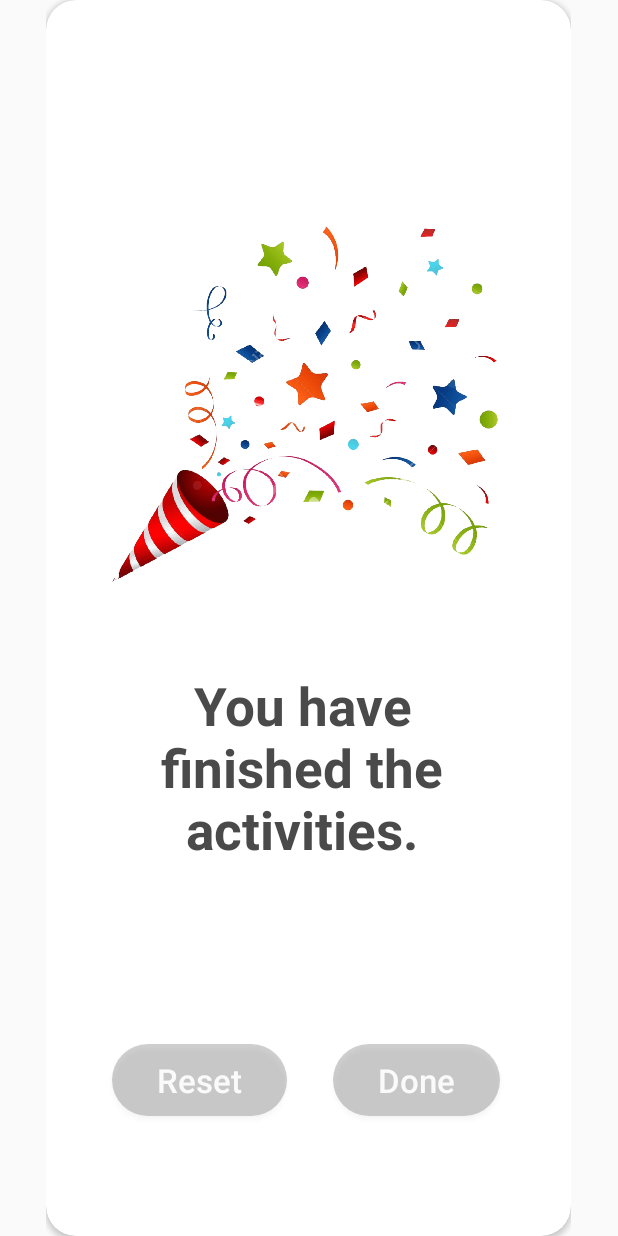
After one commit to nazmus-ashrafi/Multi-timer-2-master, an Android app: the layout custom_dialog_finish.xml on its own in the app's theme, with its tools: preview values and no code run, on a phone screen of 412 x 824 dp. The commit adds this screen. Run offline under Robolectric (Android 15) with nearby library versions, the phone set to English and light mode, and no system bars.

Commit message:
update 3

```diff
--- a/app/build.gradle
+++ b/app/build.gradle
@@ -50,5 +50,10 @@ dependencies {
     //MPAndroidChart
     implementation 'com.github.PhilJay:MPAndroidChart:v3.1.0'
 
+    //Material design
+//    implementation 'com.google.android.material:material:1.2.0'
+
+//    implementation 'com.google.android.material:material:<version>'
+
 
 }
--- a/app/src/main/AndroidManifest.xml
+++ b/app/src/main/AndroidManifest.xml
@@ -9,7 +9,7 @@
         android:roundIcon="@mipmap/ic_launcher_round"
         android:supportsRtl="true"
         android:theme="@style/AppTheme">
-        <activity android:name=".RunPageActivity"></activity>
+        <activity android:name=".RunPageActivity" />
         <activity android:name=".BuildScreenActivity" />
         <activity android:name=".LoggedInTotalDashboardActivity" />
         <activity android:name=".RegistrationActivity" />
--- /dev/null
+++ b/app/src/main/res/layout/custom_dialog_finish.xml
@@ -0,0 +1,102 @@
+<?xml version="1.0" encoding="utf-8"?>
+<androidx.constraintlayout.widget.ConstraintLayout xmlns:android="http://schemas.android.com/apk/res/android"
+    xmlns:tools="http://schemas.android.com/tools"
+    android:layout_width="350dp"
+    android:layout_height="match_parent"
+    xmlns:app="http://schemas.android.com/apk/res-auto"
+    android:layout_gravity="center">
+
+    <androidx.cardview.widget.CardView
+        android:layout_width="match_parent"
+        android:layout_height="match_parent"
+        app:cardCornerRadius="20dp">
+
+        <androidx.constraintlayout.widget.ConstraintLayout
+            android:layout_width="match_parent"
+            android:layout_height="match_parent">
+
+
+            <TextView
+                android:id="@+id/textView3"
+                android:layout_width="277dp"
+                android:layout_height="142dp"
+                android:layout_marginBottom="16dp"
+                android:gravity="center"
+
+                android:text="You have finished the activities."
+                android:textColor="#4A4A4A"
+                android:textSize="35dp"
+                android:textStyle="bold"
+                app:layout_constraintBottom_toBottomOf="@+id/imageView2"
+                app:layout_constraintEnd_toEndOf="parent"
+                app:layout_constraintHorizontal_bias="0.438"
+                app:layout_constraintStart_toStartOf="parent"
+                app:layout_constraintTop_toBottomOf="@+id/imageView2"
+                app:layout_constraintVertical_bias="0.43" />
+
+            <ImageView
+                android:id="@+id/imageView2"
+                android:layout_width="0dp"
+                android:layout_height="508dp"
+                android:layout_marginStart="32dp"
+                android:layout_marginTop="16dp"
+                android:layout_marginEnd="2dp"
+                android:layout_marginBottom="327dp"
+                app:layout_constraintBottom_toBottomOf="parent"
+                app:layout_constraintEnd_toEndOf="parent"
+                app:layout_constraintHorizontal_bias="0.0"
+                app:layout_constraintStart_toStartOf="parent"
+                app:layout_constraintTop_toTopOf="parent"
+                app:layout_constraintVertical_bias="0.483"
+                app:srcCompat="@drawable/confetti" />
+
+            <Button
+                android:id="@+id/btReset"
+                android:layout_width="wrap_content"
+                android:layout_height="wrap_content"
+
+                android:layout_marginStart="44dp"
+                android:layout_marginEnd="32dp"
+                android:layout_marginBottom="80dp"
+
+                android:background="@drawable/bt_ui_readmore"
+                android:paddingLeft="30dp"
+                android:paddingRight="30dp"
+                android:text="Reset"
+                android:textAllCaps="false"
+                android:textColor="@color/colorBackground"
+                android:textSize="22sp"
+                app:layout_constraintBottom_toBottomOf="parent"
+                app:layout_constraintEnd_toStartOf="@+id/btSkip"
+                app:layout_constraintStart_toStartOf="parent"
+                app:layout_constraintTop_toBottomOf="@+id/textView3"
+                app:layout_constraintVertical_bias="1.0" />
+
+            <Button
+                android:id="@+id/btDone"
+                android:layout_width="wrap_content"
+                android:layout_height="wrap_content"
+
+                android:layout_marginStart="24dp"
+                android:layout_marginEnd="44dp"
+                android:layout_marginBottom="80dp"
+
+                android:background="@drawable/bt_ui_readmore"
+                android:paddingLeft="30dp"
+                android:paddingRight="30dp"
+                android:text="Done"
+                android:textAllCaps="false"
+                android:textColor="@color/colorBackground"
+                android:textSize="22sp"
+                app:layout_constraintBottom_toBottomOf="parent"
+                app:layout_constraintEnd_toEndOf="parent"
+                app:layout_constraintHorizontal_bias="0.652"
+                app:layout_constraintStart_toEndOf="@+id/btReset"
+                app:layout_constraintTop_toBottomOf="@+id/textView3"
+                app:layout_constraintVertical_bias="1.0" />
+        </androidx.constraintlayout.widget.ConstraintLayout>
+
+    </androidx.cardview.widget.CardView>
+
+
+</androidx.constraintlayout.widget.ConstraintLayout>
```
Also changed, not shown: app/src/main/java/com/nazmusashrafi/multi_timer_2_master/RunPageActivity.java (+200 -46 lines), app/src/main/res/values/colors.xml (+5 -2 lines), app/src/main/res/drawable/confetti.png (added).
